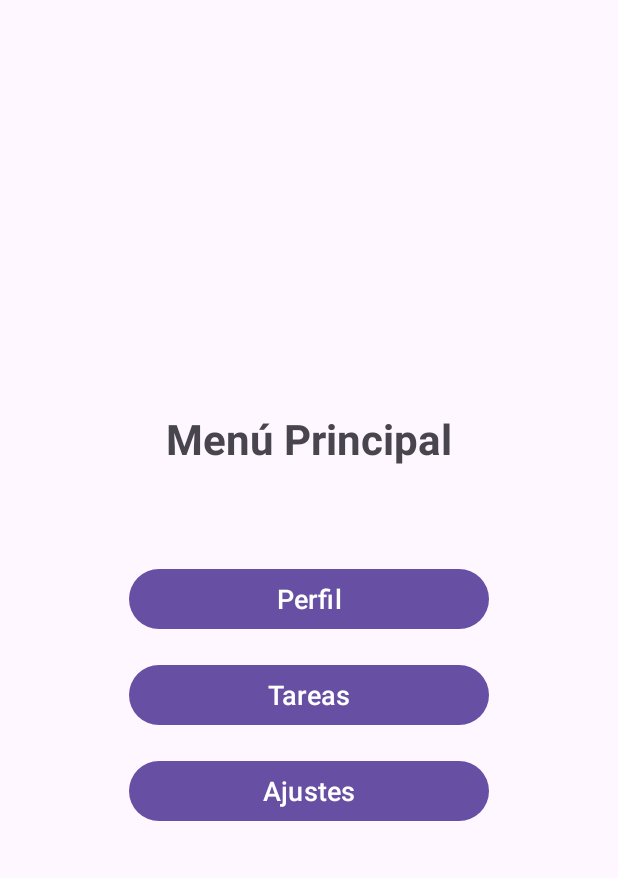
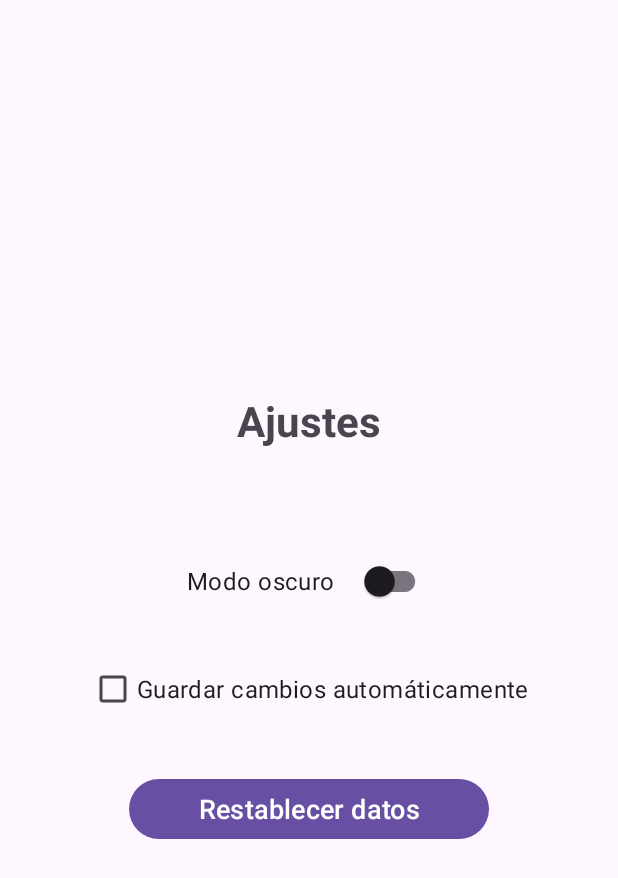
Before and after one commit to SamiiHC-iespsur/Mi-Dia-a-Dia, an Android app: the MenuActivity screen opened directly, with no data from a screen before it, after a tap on "Ajustes", on a phone screen of 412 x 824 dp. Shown: the top 878 px of the screen. Run offline under Robolectric (Android 15) with nearby library versions, the phone set to English and light mode, and no system bars.

Commit message:
terminado: actividad ajustes

```diff
--- a/app/src/main/AndroidManifest.xml
+++ b/app/src/main/AndroidManifest.xml
@@ -20,6 +20,9 @@
             android:name=".TareasActivity"
             android:exported="false" />
         <activity
+            android:name=".AjustesActivity"
+            android:exported="false" />
+        <activity
             android:name=".MainActivity"
             android:exported="true">
             <intent-filter>
@@ -27,10 +30,6 @@
                 <category android:name="android.intent.category.LAUNCHER" />
             </intent-filter>
         </activity>
-        <!-- TODO: Actividad de ajustes
-        <activity
-            android:name=".SettingsActivity"
-            android:exported="false" /> -->
     </application>
 
 </manifest>
--- /dev/null
+++ b/app/src/main/java/sami/pmm/midaada/AjustesActivity.kt
@@ -0,0 +1,58 @@
+package sami.pmm.midaada
+
+import android.os.Bundle
+import android.widget.Button
+import android.widget.CheckBox
+import android.widget.Toast
+import androidx.appcompat.app.AppCompatActivity
+import androidx.appcompat.app.AppCompatDelegate
+import androidx.appcompat.widget.SwitchCompat
+
+class AjustesActivity : AppCompatActivity() {
+
+    private lateinit var switchDarkMode: SwitchCompat
+    private lateinit var cbAutoSave: CheckBox
+    private lateinit var btnResetData: Button
+
+    override fun onCreate(savedInstanceState: Bundle?) {
+        super.onCreate(savedInstanceState)
+        setContentView(R.layout.activity_ajustes)
+
+        // Inicializar vistas
+        switchDarkMode = findViewById(R.id.switchDarkMode)
+        cbAutoSave = findViewById(R.id.cbAutoSave)
+        btnResetData = findViewById(R.id.btnResetData)
+
+        // Configurar listener del Switch de modo oscuro
+        switchDarkMode.setOnCheckedChangeListener { _, isChecked ->
+            if (isChecked) {
+                // Activar modo oscuro
+                AppCompatDelegate.setDefaultNightMode(AppCompatDelegate.MODE_NIGHT_YES)
+            } else {
+                // Desactivar modo oscuro
+                AppCompatDelegate.setDefaultNightMode(AppCompatDelegate.MODE_NIGHT_NO)
+            }
+        }
+
+        // Configurar listener del CheckBox de autoguardado
+        cbAutoSave.setOnCheckedChangeListener { _, isChecked ->
+            // Aquí podrías guardar la preferencia en SharedPreferences
+            val message = if (isChecked) {
+                "Autoguardado activado"
+            } else {
+                "Autoguardado desactivado"
+            }
+            Toast.makeText(this, message, Toast.LENGTH_SHORT).show()
+        }
+
+        // Configurar listener del botón Restablecer
+        btnResetData.setOnClickListener {
+            // Restablecer los controles a sus valores por defecto
+            switchDarkMode.isChecked = false
+            cbAutoSave.isChecked = false
+
+            // Mostrar mensaje de confirmación
+            Toast.makeText(this, getString(R.string.settings_reset_message), Toast.LENGTH_LONG).show()
+        }
+    }
+}
--- a/app/src/main/java/sami/pmm/midaada/MenuActivity.kt
+++ b/app/src/main/java/sami/pmm/midaada/MenuActivity.kt
@@ -3,7 +3,6 @@ package sami.pmm.midaada
 import android.content.Intent
 import android.os.Bundle
 import android.widget.Button
-import android.widget.Toast
 import androidx.appcompat.app.AppCompatActivity
 
 class MenuActivity : AppCompatActivity() {
@@ -18,8 +17,7 @@ class MenuActivity : AppCompatActivity() {
             startActivity(Intent(this, TareasActivity::class.java))
         }
         findViewById<Button?>(R.id.btnSettings)?.setOnClickListener {
-            Toast.makeText(this, getString(R.string.toast_opening_settings), Toast.LENGTH_SHORT).show()
-            // TODO: Implementar navegación a los ajustes
+            startActivity(Intent(this, AjustesActivity::class.java))
         }
     }
 }
--- /dev/null
+++ b/app/src/main/res/layout/activity_ajustes.xml
@@ -0,0 +1,69 @@
+<?xml version="1.0" encoding="utf-8"?>
+<ScrollView xmlns:android="http://schemas.android.com/apk/res/android"
+    xmlns:app="http://schemas.android.com/apk/res-auto"
+    android:layout_width="match_parent"
+    android:layout_height="match_parent"
+    android:fillViewport="true">
+
+    <androidx.constraintlayout.widget.ConstraintLayout
+        android:layout_width="match_parent"
+        android:layout_height="wrap_content"
+        android:padding="24dp">
+
+        <TextView
+            android:id="@+id/tvSettingsTitle"
+            android:layout_width="wrap_content"
+            android:layout_height="wrap_content"
+            android:text="@string/settings_title"
+            android:textSize="28sp"
+            android:textStyle="bold"
+            android:layout_marginBottom="32dp"
+            app:layout_constraintTop_toTopOf="parent"
+            app:layout_constraintBottom_toTopOf="@+id/switchDarkMode"
+            app:layout_constraintStart_toStartOf="parent"
+            app:layout_constraintEnd_toEndOf="parent"
+            app:layout_constraintVertical_chainStyle="packed" />
+
+        <androidx.appcompat.widget.SwitchCompat
+            android:id="@+id/switchDarkMode"
+            android:layout_width="wrap_content"
+            android:layout_height="wrap_content"
+            android:text="@string/settings_dark_mode"
+            android:textSize="16sp"
+            android:layout_marginTop="32dp"
+            app:switchPadding="16dp"
+            app:layout_constraintTop_toBottomOf="@+id/tvSettingsTitle"
+            app:layout_constraintBottom_toTopOf="@+id/cbAutoSave"
+            app:layout_constraintStart_toStartOf="parent"
+            app:layout_constraintEnd_toEndOf="parent" />
+
+        <CheckBox
+            android:id="@+id/cbAutoSave"
+            android:layout_width="wrap_content"
+            android:layout_height="wrap_content"
+            android:text="@string/settings_auto_save"
+            android:textSize="16sp"
+            android:layout_marginTop="24dp"
+            app:layout_constraintTop_toBottomOf="@+id/switchDarkMode"
+            app:layout_constraintBottom_toTopOf="@+id/btnResetData"
+            app:layout_constraintStart_toStartOf="parent"
+            app:layout_constraintEnd_toEndOf="parent" />
+
+        <Button
+            android:id="@+id/btnResetData"
+            android:layout_width="0dp"
+            android:layout_height="wrap_content"
+            android:text="@string/settings_reset_button"
+            android:textSize="18sp"
+            android:layout_marginTop="32dp"
+            android:layout_marginStart="32dp"
+            android:layout_marginEnd="32dp"
+            app:layout_constraintTop_toBottomOf="@+id/cbAutoSave"
+            app:layout_constraintBottom_toBottomOf="parent"
+            app:layout_constraintStart_toStartOf="parent"
+            app:layout_constraintEnd_toEndOf="parent"
+            app:layout_constraintWidth_min="240dp"
+            app:layout_constraintWidth_max="240dp" />
+
+    </androidx.constraintlayout.widget.ConstraintLayout>
+</ScrollView>
--- a/app/src/main/res/values/strings.xml
+++ b/app/src/main/res/values/strings.xml
@@ -28,6 +28,13 @@
     <string name="tasks_filter_pending">Pendientes</string>
     <string name="tasks_empty_warning">Introduce una tarea antes de añadir</string>
 
+    <!-- Ajustes -->
+    <string name="settings_title">Ajustes</string>
+    <string name="settings_dark_mode">Modo oscuro</string>
+    <string name="settings_auto_save">Guardar cambios automáticamente</string>
+    <string name="settings_reset_button">Restablecer datos</string>
+    <string name="settings_reset_message">Los datos han sido reiniciados.</string>
+
     <!-- Toasts placeholders -->
     <string name="toast_opening_profile">Abriendo Perfil…</string>
     <string name="toast_opening_settings">Abriendo Ajustes…</string>
```
